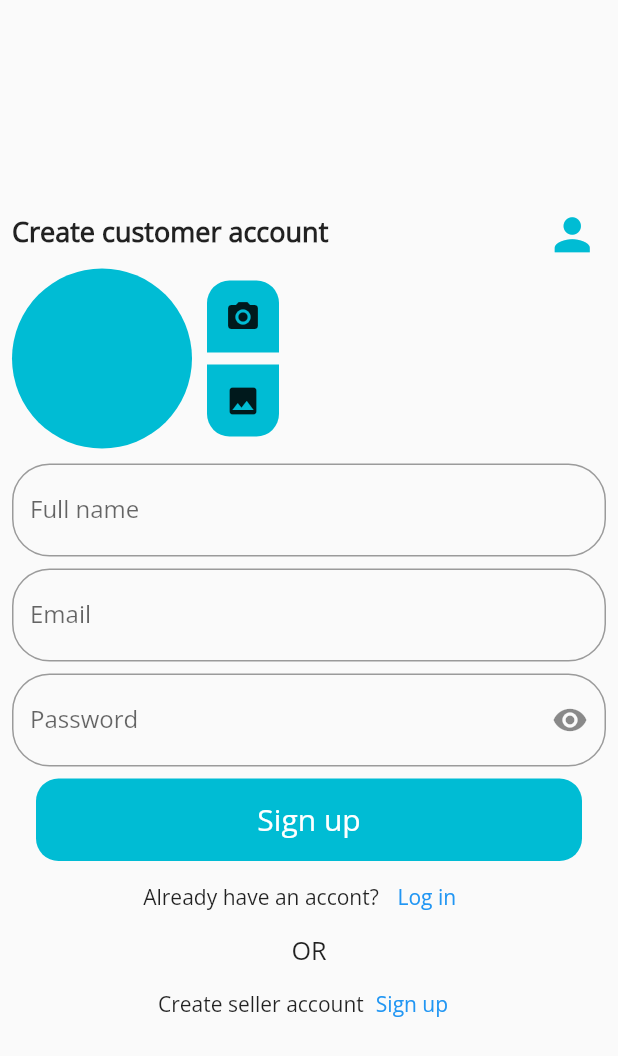
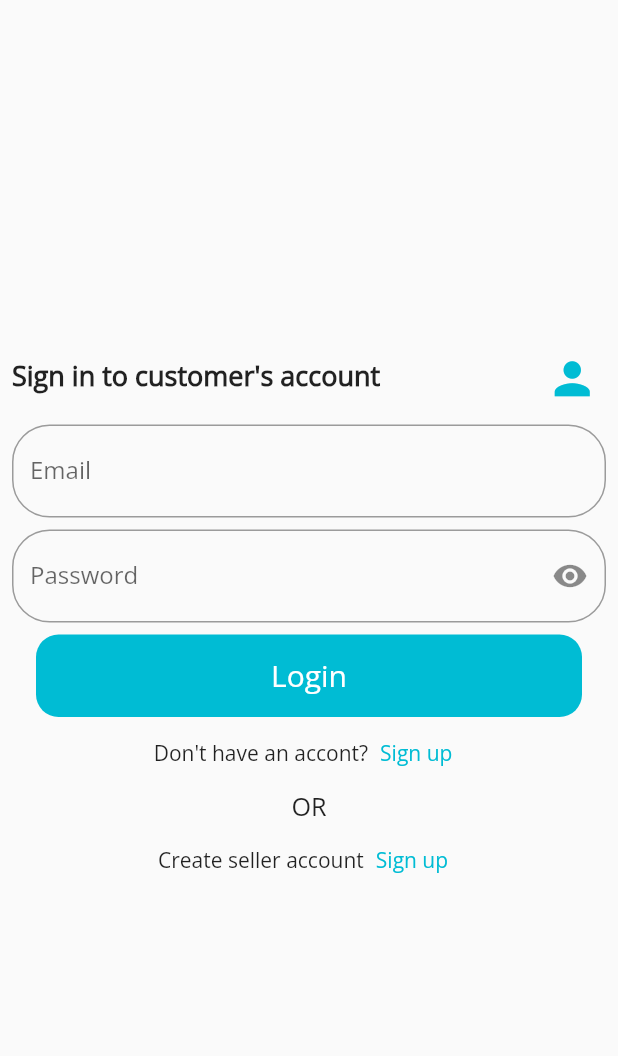
Before and after one commit to tanvirulislam/multivendor, a Flutter app: the screen it shows after launch, after a tap on "Log in", on a phone screen of 412 x 824 dp. Shown: the top 1056 px of the screen. Run offline on Flutter 3.47's test engine with Material 2 defaults, Android fonts, the phone set to English and light mode, and no system bars; our stand-ins replace cloud_firestore, firebase_auth, firebase_core, firebase_storage, image_picker; accounts and stored records are empty.

Commit message:
image upload, save to server, sign up, signin

```diff
--- a/lib/main.dart
+++ b/lib/main.dart
@@ -1,9 +1,12 @@
 // ignore_for_file: prefer_const_constructors
 
+import 'package:firebase_core/firebase_core.dart';
 import 'package:flutter/material.dart';
-import 'package:multivendor/views/auth/landing_customer_screen.dart';
+import 'package:multivendor/views/auth/customer_signup_screen.dart';
 
-void main() {
+void main() async {
+  WidgetsFlutterBinding.ensureInitialized();
+  await Firebase.initializeApp();
   runApp(const MyApp());
 }
 
@@ -15,9 +18,11 @@ class MyApp extends StatelessWidget {
       debugShowCheckedModeBanner: false,
       title: 'Flutter Demo',
       theme: ThemeData(
-        primarySwatch: Colors.blue,
+        primarySwatch: Colors.cyan,
         fontFamily: "Bold",
       ),
+      themeMode: ThemeMode.system,
+      darkTheme: ThemeData.dark(),
       home: LandingCustomerScreen(),
     );
   }
--- a/lib/views/auth/landing_customer_screen.dart
+++ b/lib/views/auth/Customer_login_screen.dart
@@ -1,16 +1,45 @@
 // ignore_for_file: prefer_const_constructors, prefer_const_literals_to_create_immutables
 
 import 'package:flutter/material.dart';
+import 'package:multivendor/controllers/auth_controller.dart';
+import 'package:multivendor/controllers/snackbar_controller.dart';
+import 'package:multivendor/views/customer_home_screen.dart';
 
-class LandingCustomerScreen extends StatefulWidget {
-  LandingCustomerScreen({Key? key}) : super(key: key);
+class CustomerLoginScreen extends StatefulWidget {
+  CustomerLoginScreen({Key? key}) : super(key: key);
 
   @override
-  State<LandingCustomerScreen> createState() => _LandingCustomerScreenState();
+  State<CustomerLoginScreen> createState() => CustomerLoginScreenState();
 }
 
-class _LandingCustomerScreenState extends State<LandingCustomerScreen> {
+class CustomerLoginScreenState extends State<CustomerLoginScreen> {
   bool passwordVisible = true;
+  final AuthController _authController = AuthController();
+  final TextEditingController _emailController = TextEditingController();
+  final TextEditingController _passwordController = TextEditingController();
+
+  bool isLoading = false;
+  login() async {
+    setState(() {
+      isLoading = true;
+    });
+    String res = await _authController.loginUsers(
+      email: _emailController.text,
+      password: _passwordController.text,
+    );
+    setState(() {
+      isLoading = false;
+    });
+    if (res != 'success') {
+      return snackBar(res, context);
+    } else {
+      return Navigator.push(
+          context,
+          MaterialPageRoute(
+            builder: (context) => CustomerHomeScreen(),
+          ));
+    }
+  }
 
   @override
   Widget build(BuildContext context) {
@@ -27,7 +56,7 @@ class _LandingCustomerScreenState extends State<LandingCustomerScreen> {
                     mainAxisAlignment: MainAxisAlignment.spaceBetween,
                     children: [
                       Text(
-                        'Create customer account',
+                        "Sign in to customer's account",
                         style: TextStyle(
                           fontSize: 18,
                           fontWeight: FontWeight.bold,
@@ -44,62 +73,9 @@ class _LandingCustomerScreenState extends State<LandingCustomerScreen> {
                       )
                     ],
                   ),
-                  Row(
-                    children: [
-                      CircleAvatar(
-                        radius: 60,
-                        backgroundColor: Colors.cyan,
-                      ),
-                      SizedBox(width: 10),
-                      Column(
-                        children: [
-                          Container(
-                            decoration: BoxDecoration(
-                              color: Colors.cyan,
-                              borderRadius: BorderRadius.only(
-                                topLeft: Radius.circular(15),
-                                topRight: Radius.circular(15),
-                              ),
-                            ),
-                            child: IconButton(
-                              onPressed: () {},
-                              icon: Icon(
-                                Icons.camera_alt,
-                              ),
-                            ),
-                          ),
-                          SizedBox(height: 8),
-                          Container(
-                            decoration: BoxDecoration(
-                              color: Colors.cyan,
-                              borderRadius: BorderRadius.only(
-                                bottomLeft: Radius.circular(15),
-                                bottomRight: Radius.circular(15),
-                              ),
-                            ),
-                            child: IconButton(
-                              onPressed: () {},
-                              icon: Icon(
-                                Icons.photo,
-                              ),
-                            ),
-                          )
-                        ],
-                      )
-                    ],
-                  ),
-                  SizedBox(height: 10),
-                  TextField(
-                    decoration: InputDecoration(
-                      labelText: 'Full name',
-                      hintText: 'Enter your name',
-                      border: OutlineInputBorder(
-                        borderRadius: BorderRadius.circular(25),
-                      ),
-                    ),
-                  ),
                   SizedBox(height: 8),
                   TextField(
+                    controller: _emailController,
                     decoration: InputDecoration(
                       labelText: 'Email',
                       hintText: 'Enter your email',
@@ -110,6 +86,7 @@ class _LandingCustomerScreenState extends State<LandingCustomerScreen> {
                   ),
                   SizedBox(height: 8),
                   TextField(
+                    controller: _passwordController,
                     obscureText: passwordVisible,
                     decoration: InputDecoration(
                       labelText: 'Password',
@@ -130,7 +107,11 @@ class _LandingCustomerScreenState extends State<LandingCustomerScreen> {
                     ),
                   ),
                   SizedBox(height: 8),
-                  Container(
+                  InkWell(
+                    onTap: () {
+                      login();
+                    },
+                    child: Container(
                       height: 55,
                       width: MediaQuery.of(context).size.width - 48,
                       decoration: BoxDecoration(
@@ -138,8 +119,12 @@ class _LandingCustomerScreenState extends State<LandingCustomerScreen> {
                         borderRadius: BorderRadius.circular(15),
                       ),
                       child: Center(
-                      child: Text(
-                        'Sign up',
+                        child: isLoading
+                            ? CircularProgressIndicator(
+                                color: Colors.white,
+                              )
+                            : Text(
+                                'Login',
                                 style: TextStyle(
                                   color: Colors.white,
                                   fontSize: 20,
@@ -147,11 +132,16 @@ class _LandingCustomerScreenState extends State<LandingCustomerScreen> {
                               ),
                       ),
                     ),
+                  ),
                   Row(
                     mainAxisAlignment: MainAxisAlignment.center,
                     children: [
-                      Text('Already have an accont?'),
-                      TextButton(onPressed: () {}, child: Text('Log in'))
+                      Text("Don't have an accont?"),
+                      TextButton(
+                          onPressed: () {
+                            Navigator.pop(context);
+                          },
+                          child: Text('Sign up'))
                     ],
                   ),
                   Text('OR', textScaleFactor: 1.2),
--- /dev/null
+++ b/lib/views/auth/customer_signup_screen.dart
@@ -0,0 +1,255 @@
+// ignore_for_file: prefer_const_constructors, prefer_const_literals_to_create_immutables
+
+import 'dart:typed_data';
+
+import 'package:flutter/material.dart';
+import 'package:image_picker/image_picker.dart';
+import 'package:multivendor/controllers/auth_controller.dart';
+import 'package:multivendor/controllers/snackbar_controller.dart';
+import 'package:multivendor/views/auth/Customer_login_screen.dart';
+import 'package:multivendor/views/customer_home_screen.dart';
+
+class LandingCustomerScreen extends StatefulWidget {
+  LandingCustomerScreen({Key? key}) : super(key: key);
+
+  @override
+  State<LandingCustomerScreen> createState() => _LandingCustomerScreenState();
+}
+
+class _LandingCustomerScreenState extends State<LandingCustomerScreen> {
+  bool passwordVisible = true;
+  final AuthController _authController = AuthController();
+  final TextEditingController _fullNameController = TextEditingController();
+  final TextEditingController _emailController = TextEditingController();
+  final TextEditingController _passwordController = TextEditingController();
+
+  bool isLoading = false;
+  signUp() async {
+    setState(() {
+      isLoading = true;
+    });
+    String res = await _authController.signUpUsers(
+      fullName: _fullNameController.text,
+      email: _emailController.text,
+      password: _passwordController.text,
+      image: _Image,
+    );
+    setState(() {
+      isLoading = false;
+    });
+    if (res != 'success') {
+      return snackBar(res, context);
+    } else {
+      Navigator.push(
+          context,
+          MaterialPageRoute(
+            builder: (context) => CustomerHomeScreen(),
+          ));
+    }
+  }
+
+  Uint8List? _Image;
+  pickImageFromGallery() async {
+    Uint8List im = await _authController.pickImage(ImageSource.gallery);
+    setState(() {
+      _Image = im;
+    });
+  }
+
+  pickImageFromCamera() async {
+    Uint8List im = await _authController.pickImage(ImageSource.camera);
+    setState(() {
+      _Image = im;
+    });
+  }
+
+  @override
+  Widget build(BuildContext context) {
+    return SafeArea(
+      child: Scaffold(
+        body: Center(
+          child: SingleChildScrollView(
+            child: Padding(
+              padding: const EdgeInsets.all(8.0),
+              child: Column(
+                mainAxisAlignment: MainAxisAlignment.center,
+                children: [
+                  Row(
+                    mainAxisAlignment: MainAxisAlignment.spaceBetween,
+                    children: [
+                      Text(
+                        'Create customer account',
+                        style: TextStyle(
+                          fontSize: 18,
+                          fontWeight: FontWeight.bold,
+                          fontFamily: "Bold",
+                        ),
+                      ),
+                      IconButton(
+                        onPressed: () {},
+                        icon: Icon(
+                          Icons.person,
+                          size: 35,
+                          color: Colors.cyan,
+                        ),
+                      )
+                    ],
+                  ),
+                  Row(
+                    children: [
+                      _Image != null
+                          ? CircleAvatar(
+                              radius: 60,
+                              backgroundColor: Colors.cyan,
+                              backgroundImage: MemoryImage(_Image!),
+                            )
+                          : CircleAvatar(
+                              radius: 60,
+                              backgroundColor: Colors.cyan,
+                            ),
+                      SizedBox(width: 10),
+                      Column(
+                        children: [
+                          Container(
+                            decoration: BoxDecoration(
+                              color: Colors.cyan,
+                              borderRadius: BorderRadius.only(
+                                topLeft: Radius.circular(15),
+                                topRight: Radius.circular(15),
+                              ),
+                            ),
+                            child: IconButton(
+                              onPressed: () {
+                                pickImageFromCamera();
+                              },
+                              icon: Icon(
+                                Icons.camera_alt,
+                              ),
+                            ),
+                          ),
+                          SizedBox(height: 8),
+                          Container(
+                            decoration: BoxDecoration(
+                              color: Colors.cyan,
+                              borderRadius: BorderRadius.only(
+                                bottomLeft: Radius.circular(15),
+                                bottomRight: Radius.circular(15),
+                              ),
+                            ),
+                            child: IconButton(
+                              onPressed: () {
+                                pickImageFromGallery();
+                              },
+                              icon: Icon(
+                                Icons.photo,
+                              ),
+                            ),
+                          )
+                        ],
+                      )
+                    ],
+                  ),
+                  SizedBox(height: 10),
+                  TextField(
+                    controller: _fullNameController,
+                    decoration: InputDecoration(
+                      labelText: 'Full name',
+                      hintText: 'Enter your name',
+                      border: OutlineInputBorder(
+                        borderRadius: BorderRadius.circular(25),
+                      ),
+                    ),
+                  ),
+                  SizedBox(height: 8),
+                  TextField(
+                    controller: _emailController,
+                    decoration: InputDecoration(
+                      labelText: 'Email',
+                      hintText: 'Enter your email',
+                      border: OutlineInputBorder(
+                        borderRadius: BorderRadius.circular(25),
+                      ),
+                    ),
+                  ),
+                  SizedBox(height: 8),
+                  TextField(
+                    controller: _passwordController,
+                    obscureText: passwordVisible,
+                    decoration: InputDecoration(
+                      labelText: 'Password',
+                      hintText: 'Enter your password',
+                      border: OutlineInputBorder(
+                        borderRadius: BorderRadius.circular(25),
+                      ),
+                      suffixIcon: IconButton(
+                        onPressed: () {
+                          setState(() {
+                            passwordVisible = !passwordVisible;
+                          });
+                        },
+                        icon: passwordVisible
+                            ? Icon(Icons.visibility)
+                            : Icon(Icons.visibility_off),
+                      ),
+                    ),
+                  ),
+                  SizedBox(height: 8),
+                  InkWell(
+                    onTap: () {
+                      signUp();
+                    },
+                    child: Container(
+                      height: 55,
+                      width: MediaQuery.of(context).size.width - 48,
+                      decoration: BoxDecoration(
+                        color: Colors.cyan,
+                        borderRadius: BorderRadius.circular(15),
+                      ),
+                      child: Center(
+                        child: isLoading
+                            ? CircularProgressIndicator(
+                                color: Colors.white,
+                              )
+                            : Text(
+                                'Sign up',
+                                style: TextStyle(
+                                  color: Colors.white,
+                                  fontSize: 20,
+                                ),
+                              ),
+                      ),
+                    ),
+                  ),
+                  Row(
+                    mainAxisAlignment: MainAxisAlignment.center,
+                    children: [
+                      Text('Already have an accont?'),
+                      TextButton(
+                          onPressed: () {
+                            Navigator.push(
+                              context,
+                              MaterialPageRoute(
+                                builder: (context) => CustomerLoginScreen(),
+                              ),
+                            );
+                          },
+                          child: Text('Log in'))
+                    ],
+                  ),
+                  Text('OR', textScaleFactor: 1.2),
+                  Row(
+                    mainAxisAlignment: MainAxisAlignment.center,
+                    children: [
+                      Text('Create seller account'),
+                      TextButton(onPressed: () {}, child: Text('Sign up'))
+                    ],
+                  ),
+                ],
+              ),
+            ),
+          ),
+        ),
+      ),
+    );
+  }
+}
--- a/pubspec.yaml
+++ b/pubspec.yaml
@@ -38,6 +38,7 @@ dependencies:
   firebase_auth: ^3.4.2
   cloud_firestore: ^3.4.8
   firebase_storage: ^10.3.8
+  image_picker: ^0.8.5+3
 
 dev_dependencies:
   flutter_test:
```
Also changed, not shown: lib/controllers/auth_controller.dart (added, +86 -0 lines), lib/controllers/snackbar_controller.dart (added, +14 -0 lines), lib/views/customer_home_screen.dart (added, +14 -0 lines), pubspec.lock, 1 other file. Lines whose indentation alone changed are shown as unchanged.
